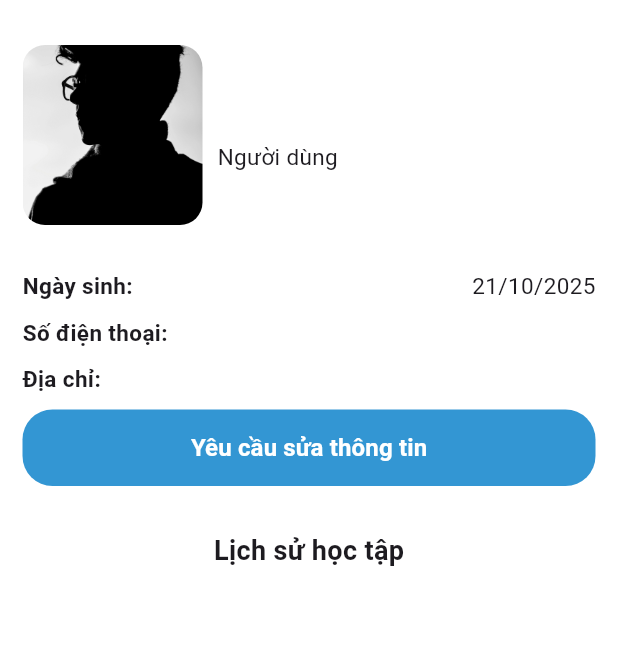
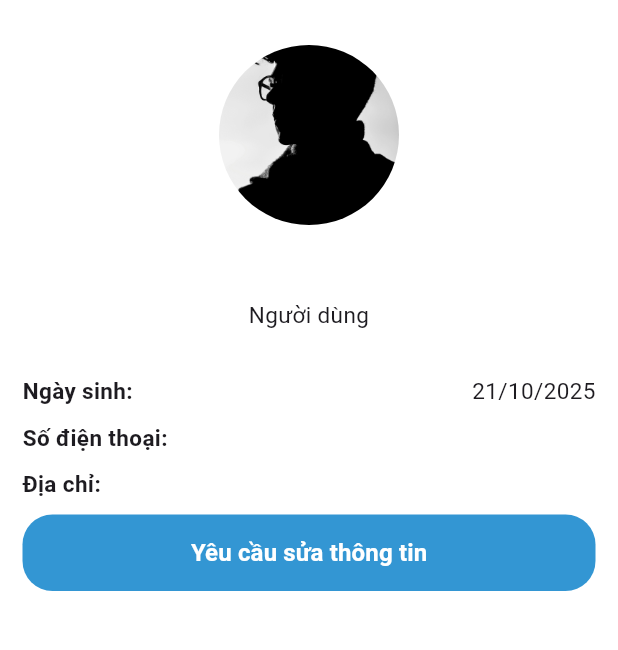
Before and after one commit to letungduong24/E4U_Frontend, a Flutter app: the ProfileScreen screen opened by its route, on a phone screen of 412 x 824 dp, the part 90-740 px from its top. Run offline on Flutter 3.47's test engine with Material 3 defaults, Android fonts, the phone set to English and light mode, and no system bars; our stand-ins replace dio, flutter_secure_storage, get; missing offline and left inert: iconify_flutter; accounts and stored records are empty; network calls fail.

Commit message:
finish profile

```diff
--- a/lib/core/config/dio_config.dart
+++ b/lib/core/config/dio_config.dart
@@ -31,7 +31,6 @@ class DioClient {
               options.headers['Authorization'] = 'Bearer $token';
             }
           } catch (e) {
-            // Silent error handling
           }
 
           return handler.next(options);
--- a/lib/feature/auth/presentation/screen/profile_screen.dart
+++ b/lib/feature/auth/presentation/screen/profile_screen.dart
@@ -29,14 +29,14 @@ class ProfileScreen extends StatelessWidget {
               // Avatar + Basic info
               Padding(
                 padding: const EdgeInsets.all(15),
-                child: Row(
+                child: Column(
                   crossAxisAlignment: CrossAxisAlignment.center,
                   children: [
                     Container(
                       width: 120,
                       height: 120,
                       decoration: BoxDecoration(
-                        borderRadius: BorderRadius.circular(15),
+                        borderRadius: BorderRadius.circular(60),
                         image: DecorationImage(
                           image: avatarUrl != null && avatarUrl.isNotEmpty
                               ? NetworkImage(avatarUrl)
@@ -46,10 +46,9 @@ class ProfileScreen extends StatelessWidget {
                         ),
                       ),
                     ),
-                    const SizedBox(width: 10),
-                    Expanded(
-                      child: Column(
-                        crossAxisAlignment: CrossAxisAlignment.start,
+                    const SizedBox(height: 15),
+                    Column(
+                      crossAxisAlignment: CrossAxisAlignment.center,
                       children: [
                         Text(
                           user != null ? user.fullName : "Người dùng",
@@ -57,17 +56,19 @@ class ProfileScreen extends StatelessWidget {
                             fontWeight: FontWeight.bold,
                             fontSize: 20,
                           ),
+                          textAlign: TextAlign.center,
                         ),
+                        const SizedBox(height: 5),
                         Text(
                           user != null
                               ? RoleUtil.GetRoleTitle(user)
                               : "Người dùng",
                           style: const TextStyle(fontSize: 15),
+                          textAlign: TextAlign.center,
                           softWrap: true,
                           overflow: TextOverflow.visible,
                         ),
                       ],
-                      ),
                     ),
                   ],
                 ),
@@ -143,7 +144,8 @@ class ProfileScreen extends StatelessWidget {
                   ],
                 )
               ),
-              // enrollment history
+              // enrollment history - chỉ hiển thị cho học sinh
+              if (user?.role == 'student')
                 Padding(
                   padding: const EdgeInsets.all(15),
                   child: Column(
```
Lines whose indentation alone changed are shown as unchanged.
